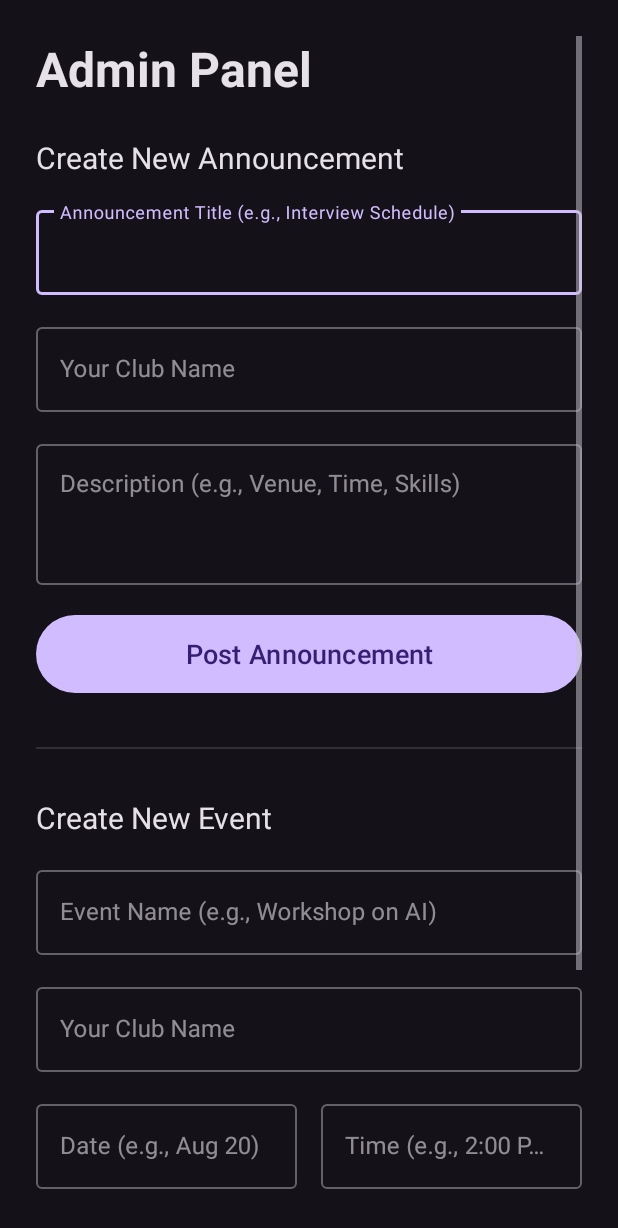
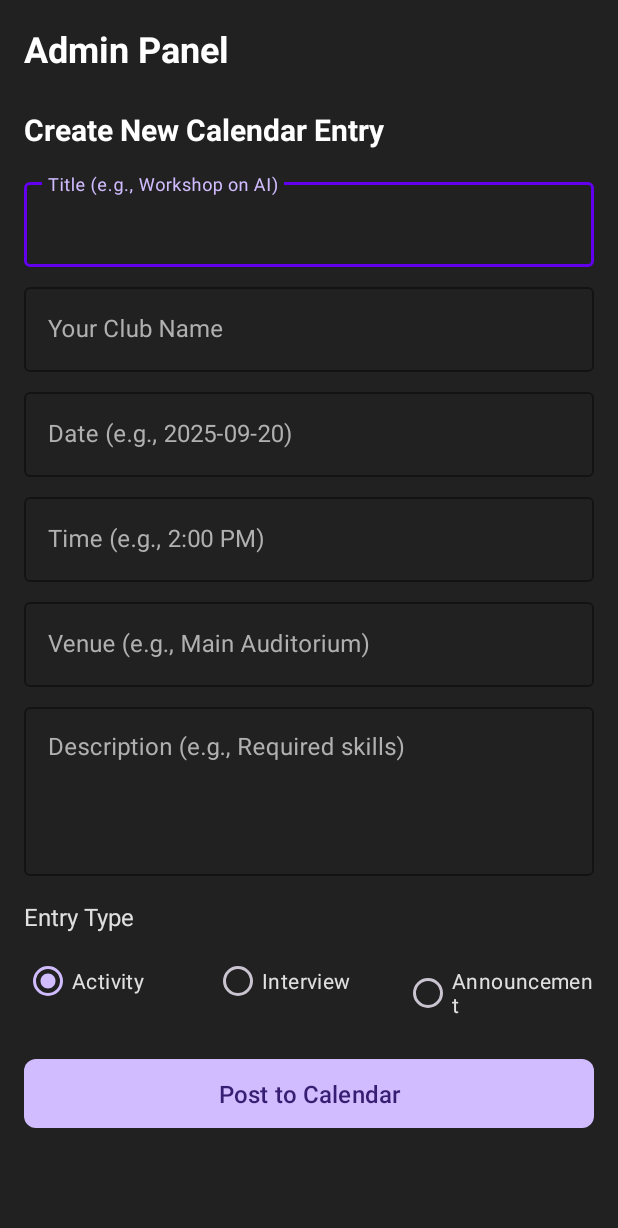
Before and after one commit to Pranav0931/rcoem-club-finder-app, an Android app: the AdminPanelActivity screen opened directly, with no data from a screen before it, on a phone screen of 412 x 824 dp. Shown: the top 1228 px of the screen. Run offline under Robolectric (Android 15) with nearby library versions, the phone set to English and light mode, and no system bars; our stand-ins replace Firebase (no records; nobody signed in at launch, a user with empty details on screens opened directly).

Commit message:
Refactor admin panel to support calendar entries with enhanced UI and event types

```diff
--- a/app/build.gradle.kts
+++ b/app/build.gradle.kts
@@ -47,6 +47,12 @@ dependencies {
     testImplementation(libs.junit)
     androidTestImplementation(libs.androidx.junit)
     androidTestImplementation(libs.androidx.espresso.core)
+    implementation("com.applandeo:material-calendar-view:1.9.2")
+    implementation("androidx.lifecycle:lifecycle-viewmodel-ktx:2.8.2")
+    implementation("androidx.lifecycle:lifecycle-livedata-ktx:2.8.2")
+
+// Fragment KTX for the "by viewModels()" delegate
+    implementation("androidx.fragment:fragment-ktx:1.8.0")
 
     // --- Add these lines for Firebase ---
     // Firebase Bill of Materials (BoM) - This manages library versions for you
--- a/app/src/main/java/com/hdaf/clubfinder/Announcement.kt
+++ b/app/src/main/java/com/hdaf/clubfinder/Announcement.kt
@@ -3,9 +3,12 @@ package com.hdaf.clubfinder
 import com.google.firebase.firestore.ServerTimestamp
 import java.util.Date
 
+// The empty constructor is required for Firestore's automatic data mapping
 data class Announcement(
     val title: String = "",
     val clubName: String = "",
     val description: String = "",
-    @ServerTimestamp val timestamp: Date? = null // Firestore will populate this
+    val date: String = "", // New field: To place it on the calendar
+    val eventType: String = "Announcement", // New field: "Activity", "Interview", "Announcement"
+    @ServerTimestamp val timestamp: Date? = null
 )
--- a/app/src/main/java/com/hdaf/clubfinder/Event.kt
+++ b/app/src/main/java/com/hdaf/clubfinder/Event.kt
@@ -3,7 +3,7 @@ package com.hdaf.clubfinder
 import com.google.firebase.firestore.ServerTimestamp
 import java.util.Date
 
-// This data class defines the structure for an event object
+// The empty constructor is required for Firestore's automatic data mapping
 data class Event(
     val eventName: String = "",
     val clubName: String = "",
@@ -11,5 +11,6 @@ data class Event(
     val time: String = "",
     val venue: String = "",
     val description: String = "",
-    @ServerTimestamp val timestamp: Date? = null // Firestore uses this to order events
+    val eventType: String = "Activity", // New field: "Activity", "Interview", "Announcement"
+    @ServerTimestamp val timestamp: Date? = null
 )
--- a/app/src/main/res/layout/activity_admin_panel.xml
+++ b/app/src/main/res/layout/activity_admin_panel.xml
@@ -4,187 +4,186 @@
     xmlns:tools="http://schemas.android.com/tools"
     android:layout_width="match_parent"
     android:layout_height="match_parent"
-    android:padding="24dp"
+    android:background="#212121"
     tools:context=".AdminPanelActivity">
 
     <LinearLayout
         android:layout_width="match_parent"
         android:layout_height="wrap_content"
-        android:orientation="vertical">
+        android:orientation="vertical"
+        android:padding="16dp">
 
         <TextView
             android:layout_width="wrap_content"
             android:layout_height="wrap_content"
             android:text="Admin Panel"
-            android:textColor="?android:attr/textColorPrimary"
-            android:textSize="32sp"
+            android:textColor="@android:color/white"
+            android:textSize="24sp"
             android:textStyle="bold" />
 
-        <!-- ANNOUNCEMENT SECTION -->
         <TextView
             android:layout_width="wrap_content"
             android:layout_height="wrap_content"
             android:layout_marginTop="24dp"
-            android:layout_marginBottom="16dp"
-            android:text="Create New Announcement"
-            android:textColor="?android:attr/textColorPrimary"
-            android:textSize="20sp" />
+            android:text="Create New Calendar Entry"
+            android:textColor="@android:color/white"
+            android:textSize="20sp"
+            android:textStyle="bold" />
 
         <com.google.android.material.textfield.TextInputLayout
             style="@style/Widget.MaterialComponents.TextInputLayout.OutlinedBox"
             android:layout_width="match_parent"
-            android:layout_height="wrap_content">
+            android:layout_height="wrap_content"
+            android:layout_marginTop="16dp"
+            android:textColorHint="#B0B0B0"
+            app:boxStrokeColor="@color/purple_500">
+
             <com.google.android.material.textfield.TextInputEditText
-                android:id="@+id/announcement_title_edit_text"
+                android:id="@+id/event_title_input"
                 android:layout_width="match_parent"
                 android:layout_height="wrap_content"
-                android:hint="Announcement Title (e.g., Interview Schedule)"
-                android:inputType="textCapWords" />
-        </com.google.android.material.textfield.TextInputLayout>
-
-        <!-- NEW: Club Name field for Announcements -->
-        <com.google.android.material.textfield.TextInputLayout
-            style="@style/Widget.MaterialComponents.TextInputLayout.OutlinedBox"
-            android:layout_width="match_parent"
-            android:layout_height="wrap_content"
-            android:layout_marginTop="16dp">
-            <com.google.android.material.textfield.TextInputEditText
-                android:id="@+id/announcement_club_name_edit_text"
-                android:layout_width="match_parent"
-                android:layout_height="wrap_content"
-                android:hint="Your Club Name"
-                android:inputType="textCapWords" />
+                android:hint="Title (e.g., Workshop on AI)"
+                android:textColor="@android:color/white" />
         </com.google.android.material.textfield.TextInputLayout>
 
         <com.google.android.material.textfield.TextInputLayout
             style="@style/Widget.MaterialComponents.TextInputLayout.OutlinedBox"
             android:layout_width="match_parent"
             android:layout_height="wrap_content"
-            android:layout_marginTop="16dp">
+            android:layout_marginTop="8dp"
+            android:textColorHint="#B0B0B0"
+            app:boxStrokeColor="@color/purple_500">
+
             <com.google.android.material.textfield.TextInputEditText
-                android:id="@+id/announcement_description_edit_text"
+                android:id="@+id/event_club_name_input"
                 android:layout_width="match_parent"
                 android:layout_height="wrap_content"
-                android:gravity="top"
-                android:hint="Description (e.g., Venue, Time, Skills)"
-                android:inputType="textMultiLine"
-                android:minLines="3" />
-        </com.google.android.material.textfield.TextInputLayout>
-
-        <Button
-            android:id="@+id/post_announcement_button"
-            android:layout_width="match_parent"
-            android:layout_height="60dp"
-            android:layout_marginTop="16dp"
-            android:text="Post Announcement"
-            android:textSize="18sp" />
-
-        <!-- DIVIDER -->
-        <View
-            android:layout_width="match_parent"
-            android:layout_height="1dp"
-            android:layout_marginTop="32dp"
-            android:layout_marginBottom="32dp"
-            android:background="?android:attr/listDivider" />
-
-        <!-- EVENT SECTION -->
-        <TextView
-            android:layout_width="wrap_content"
-            android:layout_height="wrap_content"
-            android:layout_marginBottom="16dp"
-            android:text="Create New Event"
-            android:textColor="?android:attr/textColorPrimary"
-            android:textSize="20sp" />
-
-        <com.google.android.material.textfield.TextInputLayout
-            style="@style/Widget.MaterialComponents.TextInputLayout.OutlinedBox"
-            android:layout_width="match_parent"
-            android:layout_height="wrap_content">
-            <com.google.android.material.textfield.TextInputEditText
-                android:id="@+id/event_name_edit_text"
-                android:layout_width="match_parent"
-                android:layout_height="wrap_content"
-                android:hint="Event Name (e.g., Workshop on AI)"
-                android:inputType="textCapWords" />
+                android:hint="Your Club Name"
+                android:textColor="@android:color/white" />
         </com.google.android.material.textfield.TextInputLayout>
 
         <com.google.android.material.textfield.TextInputLayout
             style="@style/Widget.MaterialComponents.TextInputLayout.OutlinedBox"
             android:layout_width="match_parent"
             android:layout_height="wrap_content"
-            android:layout_marginTop="16dp">
+            android:layout_marginTop="8dp"
+            android:textColorHint="#B0B0B0"
+            app:boxStrokeColor="@color/purple_500">
+
             <com.google.android.material.textfield.TextInputEditText
-                android:id="@+id/event_club_name_edit_text"
+                android:id="@+id/event_date_input"
                 android:layout_width="match_parent"
                 android:layout_height="wrap_content"
-                android:hint="Your Club Name"
-                android:inputType="textCapWords" />
+                android:hint="Date (e.g., 2025-09-20)"
+                android:inputType="date"
+                android:textColor="@android:color/white" />
         </com.google.android.material.textfield.TextInputLayout>
-
-        <LinearLayout
-            android:layout_width="match_parent"
-            android:layout_height="wrap_content"
-            android:layout_marginTop="16dp"
-            android:orientation="horizontal">
-
-            <com.google.android.material.textfield.TextInputLayout
-                style="@style/Widget.MaterialComponents.TextInputLayout.OutlinedBox"
-                android:layout_width="0dp"
-                android:layout_height="wrap_content"
-                android:layout_weight="1"
-                android:layout_marginEnd="8dp">
-                <com.google.android.material.textfield.TextInputEditText
-                    android:id="@+id/event_date_edit_text"
-                    android:layout_width="match_parent"
-                    android:layout_height="wrap_content"
-                    android:hint="Date (e.g., Aug 20)"
-                    android:inputType="text" />
-            </com.google.android.material.textfield.TextInputLayout>
-
-            <com.google.android.material.textfield.TextInputLayout
-                style="@style/Widget.MaterialComponents.TextInputLayout.OutlinedBox"
-                android:layout_width="0dp"
-                android:layout_height="wrap_content"
-                android:layout_weight="1"
-                android:layout_marginStart="8dp">
-                <com.google.android.material.textfield.TextInputEditText
-                    android:id="@+id/event_time_edit_text"
-                    android:layout_width="match_parent"
-                    android:layout_height="wrap_content"
-                    android:hint="Time (e.g., 2:00 PM)"
-                    android:inputType="text" />
-            </com.google.android.material.textfield.TextInputLayout>
-        </LinearLayout>
 
         <com.google.android.material.textfield.TextInputLayout
             style="@style/Widget.MaterialComponents.TextInputLayout.OutlinedBox"
             android:layout_width="match_parent"
             android:layout_height="wrap_content"
-            android:layout_marginTop="16dp">
+            android:layout_marginTop="8dp"
+            android:textColorHint="#B0B0B0"
+            app:boxStrokeColor="@color/purple_500">
+
             <com.google.android.material.textfield.TextInputEditText
-                android:id="@+id/event_venue_edit_text"
+                android:id="@+id/event_time_input"
+                android:layout_width="match_parent"
+                android:layout_height="wrap_content"
+                android:hint="Time (e.g., 2:00 PM)"
+                android:inputType="time"
+                android:textColor="@android:color/white" />
+        </com.google.android.material.textfield.TextInputLayout>
+
+        <com.google.android.material.textfield.TextInputLayout
+            style="@style/Widget.MaterialComponents.TextInputLayout.OutlinedBox"
+            android:layout_width="match_parent"
+            android:layout_height="wrap_content"
+            android:layout_marginTop="8dp"
+            android:textColorHint="#B0B0B0"
+            app:boxStrokeColor="@color/purple_500">
+
+            <com.google.android.material.textfield.TextInputEditText
+                android:id="@+id/event_venue_input"
                 android:layout_width="match_parent"
                 android:layout_height="wrap_content"
                 android:hint="Venue (e.g., Main Auditorium)"
-                android:inputType="textCapWords" />
+                android:textColor="@android:color/white" />
         </com.google.android.material.textfield.TextInputLayout>
 
-        <Button
+        <com.google.android.material.textfield.TextInputLayout
+            style="@style/Widget.MaterialComponents.TextInputLayout.OutlinedBox"
+            android:layout_width="match_parent"
+            android:layout_height="wrap_content"
+            android:layout_marginTop="8dp"
+            android:textColorHint="#B0B0B0"
+            app:boxStrokeColor="@color/purple_500">
+
+            <com.google.android.material.textfield.TextInputEditText
+                android:id="@+id/event_description_input"
+                android:layout_width="match_parent"
+                android:layout_height="wrap_content"
+                android:gravity="top"
+                android:hint="Description (e.g., Required skills)"
+                android:lines="4"
+                android:textColor="@android:color/white" />
+        </com.google.android.material.textfield.TextInputLayout>
+
+        <TextView
+            android:layout_width="wrap_content"
+            android:layout_height="wrap_content"
+            android:layout_marginTop="16dp"
+            android:text="Entry Type"
+            android:textColor="#E0E0E0"
+            android:textSize="16sp" />
+
+        <RadioGroup
+            android:id="@+id/event_type_group"
+            android:layout_width="match_parent"
+            android:layout_height="wrap_content"
+            android:layout_marginTop="8dp"
+            android:orientation="horizontal">
+
+            <RadioButton
+                android:id="@+id/radio_activity"
+                android:layout_width="0dp"
+                android:layout_height="wrap_content"
+                android:layout_weight="1"
+                android:checked="true"
+                android:text="Activity"
+                android:textColor="#E0E0E0"
+                android:buttonTint="@color/purple_200"/>
+
+            <RadioButton
+                android:id="@+id/radio_interview"
+                android:layout_width="0dp"
+                android:layout_height="wrap_content"
+                android:layout_weight="1"
+                android:text="Interview"
+                android:textColor="#E0E0E0"
+                android:buttonTint="@color/purple_200"/>
+
+            <RadioButton
+                android:id="@+id/radio_announcement"
+                android:layout_width="0dp"
+                android:layout_height="wrap_content"
+                android:layout_weight="1"
+                android:text="Announcement"
+                android:textColor="#E0E0E0"
+                android:buttonTint="@color/purple_200"/>
+        </RadioGroup>
+
+        <com.google.android.material.button.MaterialButton
             android:id="@+id/post_event_button"
             android:layout_width="match_parent"
-            android:layout_height="60dp"
-            android:layout_marginTop="16dp"
-            android:text="Post Event"
-            android:textSize="18sp" />
-
-        <!-- LOGOUT BUTTON -->
-        <Button
-            android:id="@+id/logout_button"
-            style="@style/Widget.MaterialComponents.Button.TextButton"
-            android:layout_width="match_parent"
             android:layout_height="wrap_content"
-            android:layout_marginTop="32dp"
-            android:text="Logout" />
+            android:layout_marginTop="24dp"
+            android:padding="12dp"
+            android:text="Post to Calendar"
+            android:textAllCaps="false"
+            android:textSize="16sp"
+            app:cornerRadius="8dp" />
 
     </LinearLayout>
 </ScrollView>
```
Also changed, not shown: app/src/main/AndroidManifest.xml (+18 -6 lines), app/src/main/java/com/hdaf/clubfinder/AdminPanelActivity.kt (+43 -80 lines), app/src/main/java/com/hdaf/clubfinder/ui/EventsFragment.kt (+39 -35 lines), app/src/main/res/layout/fragment_events.xml (+16 -9 lines).
